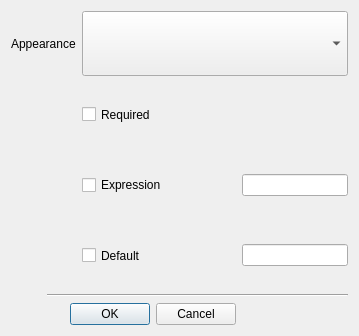
First picture: the form in stdm/ui/mobile_data_provider/ui_mobile_provider_column_editor.ui, repository gltn/stdm, before the edit.
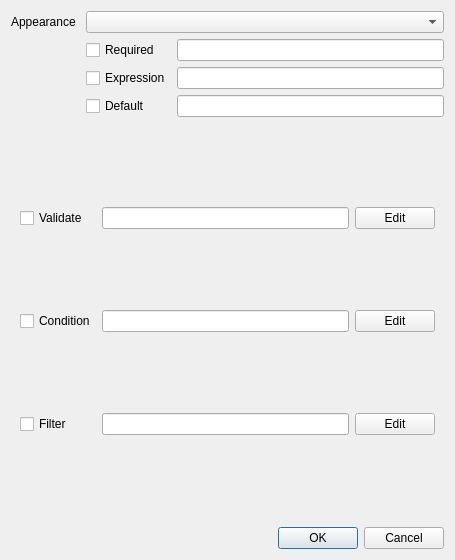
Second picture: the form after the edit. Custom widgets are drawn as their Qt base class.

The edit to the form file:
```diff
--- a/stdm/ui/mobile_data_provider/ui_mobile_provider_column_editor.ui
+++ b/stdm/ui/mobile_data_provider/ui_mobile_provider_column_editor.ui
@@ -6,8 +6,8 @@
    <rect>
     <x>0</x>
     <y>0</y>
-    <width>359</width>
-    <height>336</height>
+    <width>455</width>
+    <height>560</height>
    </rect>
   </property>
   <property name="sizePolicy">
@@ -26,10 +26,139 @@
    <string>Column editor</string>
   </property>
   <layout class="QGridLayout" name="gridLayout">
-   <item row="5" column="3">
-    <widget class="QLineEdit" name="lineEdit_2"/>
+   <item row="14" column="0" colspan="2">
+    <widget class="QDialogButtonBox" name="buttonBox">
+     <property name="orientation">
+      <enum>Qt::Horizontal</enum>
+     </property>
+     <property name="standardButtons">
+      <set>QDialogButtonBox::Cancel|QDialogButtonBox::Ok</set>
+     </property>
+    </widget>
    </item>
-   <item row="1" column="0" colspan="3">
+   <item row="4" column="0" colspan="2">
+    <widget class="QgsCollapsibleGroupBox" name="gb_start_dates" native="true">
+     <property name="sizePolicy">
+      <sizepolicy hsizetype="Expanding" vsizetype="Preferred">
+       <horstretch>0</horstretch>
+       <verstretch>0</verstretch>
+      </sizepolicy>
+     </property>
+     <property name="title" stdset="0">
+      <string>Advance</string>
+     </property>
+     <property name="checkable" stdset="0">
+      <bool>true</bool>
+     </property>
+     <property name="checked" stdset="0">
+      <bool>false</bool>
+     </property>
+     <layout class="QGridLayout" name="gridLayout_4">
+      <item row="2" column="0">
+       <widget class="QCheckBox" name="checkBox_2">
+        <property name="text">
+         <string>Condition</string>
+        </property>
+       </widget>
+      </item>
+	  <item row="2" column="1">
+      <widget class="QLineEdit" name="lineEdit"/>
+     </item>
+      <item row="2" column="2">
+       <widget class="QPushButton" name="pushButton1">
+        <property name="text">
+         <string>Edit</string>
+        </property>
+       </widget>
+      </item>
+      <item row="1" column="0">
+       <widget class="QCheckBox" name="checkBox">
+        <property name="text">
+         <string>Validate</string>
+        </property>
+       </widget>
+      </item>
+	  <item row="1" column="1">
+      <widget class="QLineEdit" name="lineEdit"/>
+     </item>
+      <item row="1" column="2">
+       <widget class="QPushButton" name="pushButton2">
+        <property name="sizePolicy">
+         <sizepolicy hsizetype="Fixed" vsizetype="Fixed">
+          <horstretch>0</horstretch>
+          <verstretch>0</verstretch>
+         </sizepolicy>
+        </property>
+        <property name="text">
+         <string>Edit</string>
+        </property>
+       </widget>
+      </item>
+      <item row="3" column="0">
+       <widget class="QCheckBox" name="checkBox_3">
+        <property name="text">
+         <string>Filter</string>
+        </property>
+       </widget>
+      </item>
+	  <item row="3" column="1">
+      <widget class="QLineEdit" name="lineEdit"/>
+     </item>
+      <item row="3" column="2">
+       <widget class="QPushButton" name="pushButton3">
+        <property name="text">
+         <string>Edit</string>
+        </property>
+       </widget>
+      </item>
+     </layout>
+    </widget>
+   </item>
+   <item row="1" column="0" colspan="2">
+    <layout class="QGridLayout" name="gridLayout_2">
+     <item row="1" column="1" colspan="2">
+      <widget class="QComboBox" name="appearanceColumnDataType"/>
+     </item>
+     <item row="3" column="1">
+      <widget class="QCheckBox" name="checkBox_2">
+       <property name="text">
+        <string>Expression</string>
+       </property>
+      </widget>
+     </item>
+     <item row="1" column="0">
+      <widget class="QLabel" name="label">
+       <property name="text">
+        <string>Appearance </string>
+       </property>
+      </widget>
+     </item>
+     <item row="2" column="1">
+      <widget class="QCheckBox" name="checkBox">
+       <property name="text">
+        <string>Required</string>
+       </property>
+      </widget>
+     </item>
+     <item row="4" column="1">
+      <widget class="QCheckBox" name="checkBox_3">
+       <property name="text">
+        <string>Default</string>
+       </property>
+      </widget>
+     </item>
+     <item row="2" column="2">
+      <widget class="QLineEdit" name="lineEdit"/>
+     </item>
+     <item row="3" column="2">
+      <widget class="QLineEdit" name="lineEdit_2"/>
+     </item>
+     <item row="4" column="2">
+      <widget class="QLineEdit" name="lineEdit_3"/>
+     </item>
+    </layout>
+   </item>
+   <item row="0" column="0" colspan="2">
     <layout class="QVBoxLayout" name="notif_bar">
      <property name="spacing">
       <number>8</number>
@@ -39,99 +168,15 @@
      </property>
     </layout>
    </item>
-   <item row="4" column="2">
-    <widget class="QCheckBox" name="cbSearch">
-     <property name="sizePolicy">
-      <sizepolicy hsizetype="Expanding" vsizetype="Expanding">
-       <horstretch>0</horstretch>
-       <verstretch>0</verstretch>
-      </sizepolicy>
-     </property>
-     <property name="text">
-      <string>Expression</string>
-     </property>
-    </widget>
-   </item>
-   <item row="3" column="2">
-    <widget class="QCheckBox" name="cbMandt">
-     <property name="sizePolicy">
-      <sizepolicy hsizetype="Minimum" vsizetype="Expanding">
-       <horstretch>0</horstretch>
-       <verstretch>0</verstretch>
-      </sizepolicy>
-     </property>
-     <property name="layoutDirection">
-      <enum>Qt::LeftToRight</enum>
-     </property>
-     <property name="text">
-      <string>Required</string>
-     </property>
-     <property name="checked">
-      <bool>false</bool>
-     </property>
-    </widget>
-   </item>
-   <item row="2" column="2" colspan="2">
-    <widget class="QComboBox" name="cboDataType">
-     <property name="sizePolicy">
-      <sizepolicy hsizetype="Expanding" vsizetype="Expanding">
-       <horstretch>0</horstretch>
-       <verstretch>0</verstretch>
-      </sizepolicy>
-     </property>
-     <property name="editable">
-      <bool>false</bool>
-     </property>
-     <property name="insertPolicy">
-      <enum>QComboBox::InsertAlphabetically</enum>
-     </property>
-    </widget>
-   </item>
-   <item row="4" column="3">
-    <widget class="QLineEdit" name="lineEdit"/>
-   </item>
-   <item row="8" column="0" colspan="3">
-    <widget class="QDialogButtonBox" name="buttonBox">
-     <property name="orientation">
-      <enum>Qt::Horizontal</enum>
-     </property>
-     <property name="standardButtons">
-      <set>QDialogButtonBox::Cancel|QDialogButtonBox::Ok</set>
-     </property>
-    </widget>
-   </item>
-   <item row="5" column="2">
-    <widget class="QCheckBox" name="cbUnique">
-     <property name="sizePolicy">
-      <sizepolicy hsizetype="Expanding" vsizetype="Expanding">
-       <horstretch>0</horstretch>
-       <verstretch>0</verstretch>
-      </sizepolicy>
-     </property>
-     <property name="text">
-      <string>Default</string>
-     </property>
-    </widget>
-   </item>
-   <item row="2" column="0" colspan="2">
-    <widget class="QLabel" name="label_4">
-     <property name="text">
-      <string>Appearance</string>
-     </property>
-    </widget>
-   </item>
-   <item row="6" column="1" colspan="3">
-    <widget class="Line" name="line">
-     <property name="orientation">
-      <enum>Qt::Horizontal</enum>
-     </property>
-    </widget>
-   </item>
   </layout>
  </widget>
- <tabstops>
-  <tabstop>cboDataType</tabstop>
- </tabstops>
+ <customwidgets>
+  <customwidget>
+   <class>QgsCollapsibleGroupBox</class>
+   <extends>QWidget</extends>
+   <header>qgscollapsiblegroupbox.h</header>
+  </customwidget>
+ </customwidgets>
  <resources/>
  <connections/>
 </ui>
```
